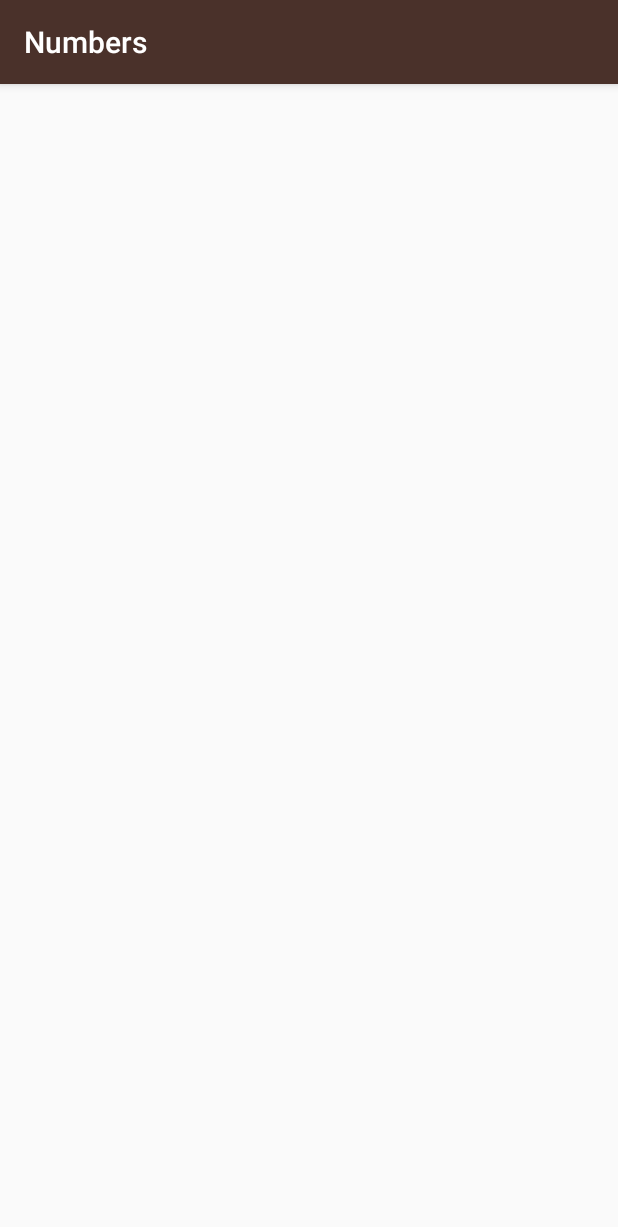
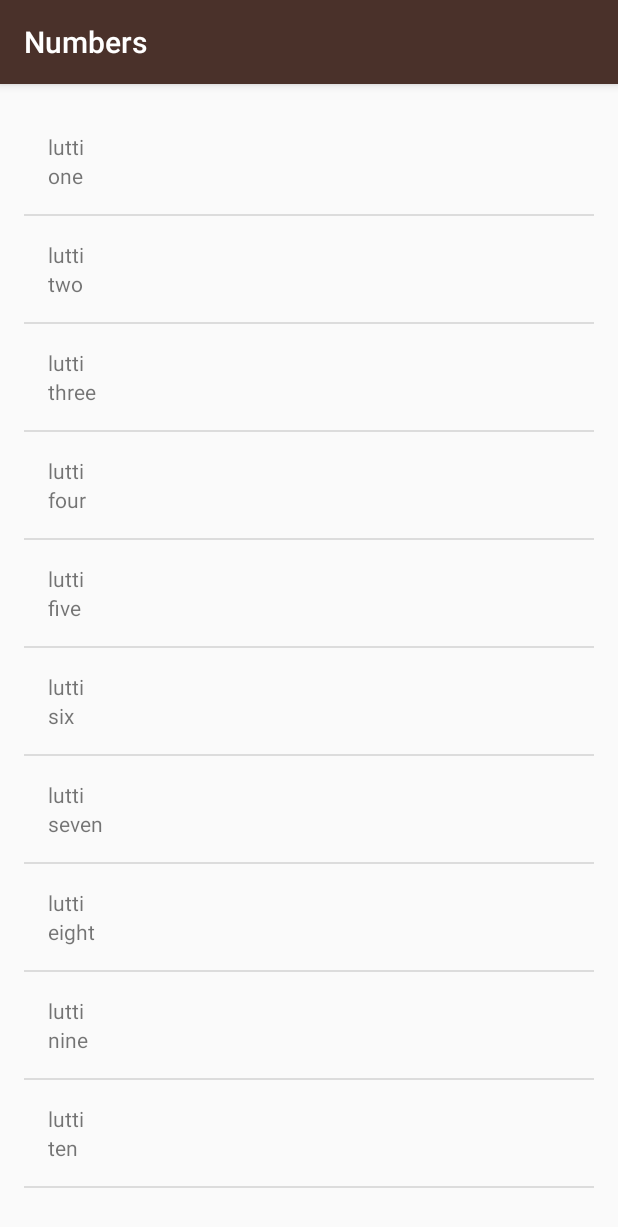
Before and after one commit to khawajafarooq/Miwok, an Android app: the NumbersActivity screen opened directly, with no data from a screen before it, on a phone screen of 412 x 824 dp. Shown: the top 1227 px of the screen. Run offline under Robolectric (Android 15) with nearby library versions, the phone set to English and light mode, and no system bars.

Commit message:
Adding Numbers ListView

```diff
--- a/app/src/main/java/com/xmen/miwok/NumbersActivity.java
+++ b/app/src/main/java/com/xmen/miwok/NumbersActivity.java
@@ -2,6 +2,13 @@ package com.xmen.miwok;
 
 import android.support.v7.app.AppCompatActivity;
 import android.os.Bundle;
+import android.util.Log;
+import android.widget.ArrayAdapter;
+import android.widget.LinearLayout;
+import android.widget.ListView;
+import android.widget.TextView;
+
+import java.util.ArrayList;
 
 public class NumbersActivity extends AppCompatActivity {
 
@@ -9,5 +16,27 @@ public class NumbersActivity extends AppCompatActivity {
     protected void onCreate(Bundle savedInstanceState) {
         super.onCreate(savedInstanceState);
         setContentView(R.layout.activity_numbers);
+
+
+        ArrayList<Word> words = new ArrayList<Word>();
+
+
+        words.add(new Word("one", "lutti"));
+        words.add(new Word("two", "lutti"));
+        words.add(new Word("three", "lutti"));
+        words.add(new Word("four", "lutti"));
+        words.add(new Word("five", "lutti"));
+        words.add(new Word("six", "lutti"));
+        words.add(new Word("seven", "lutti"));
+        words.add(new Word("eight", "lutti"));
+        words.add(new Word("nine", "lutti"));
+        words.add(new Word("ten", "lutti"));
+
+        WordAdapter adapter = new WordAdapter(this, words);
+
+        ListView listView = findViewById(R.id.list);
+
+        listView.setAdapter(adapter);
+
     }
 }
--- /dev/null
+++ b/app/src/main/java/com/xmen/miwok/Word.java
@@ -0,0 +1,21 @@
+package com.xmen.miwok;
+
+public class Word {
+
+    private String mDefaultTranslation;
+    private String mMiwokTranslation;
+
+
+    public Word(String defaultTranslation, String miwokTranslation) {
+        mDefaultTranslation = defaultTranslation;
+        mMiwokTranslation = miwokTranslation;
+    }
+
+    public String getDefaultTranslation() {
+        return mDefaultTranslation;
+    }
+
+    public String getMiwokTranslation() {
+        return mMiwokTranslation;
+    }
+}
--- /dev/null
+++ b/app/src/main/java/com/xmen/miwok/WordAdapter.java
@@ -0,0 +1,44 @@
+package com.xmen.miwok;
+
+import android.content.Context;
+import android.support.annotation.NonNull;
+import android.support.annotation.Nullable;
+import android.view.LayoutInflater;
+import android.view.View;
+import android.view.ViewGroup;
+import android.widget.ArrayAdapter;
+import android.widget.TextView;
+
+import java.util.ArrayList;
+
+public class WordAdapter extends ArrayAdapter<Word> {
+
+    public WordAdapter(Context context, ArrayList<Word> words) {
+        super(context, R.layout.list_item, words);
+    }
+
+    @NonNull
+    @Override
+    public View getView(int position, @Nullable View convertView, @NonNull ViewGroup parent) {
+
+        // Get the data
+        Word word = getItem(position);
+
+        // Checking if existing view is being reused
+        if (convertView == null) {
+
+            // inflat one yourself
+            convertView = LayoutInflater.from(getContext()).inflate(R.layout.list_item, null);
+        }
+
+        // set the data
+
+        TextView defaultTextView = convertView.findViewById(R.id.default_text_view);
+        TextView miwokTextView = convertView.findViewById(R.id.miwok_text_view);
+
+        defaultTextView.setText(word.getDefaultTranslation());
+        miwokTextView.setText(word.getMiwokTranslation());
+
+        return convertView;
+    }
+}
--- a/app/src/main/res/layout/activity_numbers.xml
+++ b/app/src/main/res/layout/activity_numbers.xml
@@ -1,9 +1,12 @@
 <?xml version="1.0" encoding="utf-8"?>
-<android.support.constraint.ConstraintLayout xmlns:android="http://schemas.android.com/apk/res/android"
-    xmlns:app="http://schemas.android.com/apk/res-auto"
+<ListView xmlns:android="http://schemas.android.com/apk/res/android"
     xmlns:tools="http://schemas.android.com/tools"
+    android:id="@+id/list"
+    android:orientation="vertical"
     android:layout_width="match_parent"
     android:layout_height="match_parent"
-    tools:context="com.xmen.miwok.NumbersActivity">
-
-</android.support.constraint.ConstraintLayout>
+    android:paddingBottom="@dimen/activity_vertical_margin"
+    android:paddingLeft="@dimen/activity_horizontal_margin"
+    android:paddingRight="@dimen/activity_horizontal_margin"
+    android:paddingTop="@dimen/activity_vertical_margin"
+    tools:context="com.xmen.miwok.NumbersActivity"/>
--- /dev/null
+++ b/app/src/main/res/layout/list_item.xml
@@ -0,0 +1,19 @@
+<?xml version="1.0" encoding="utf-8"?>
+<LinearLayout xmlns:android="http://schemas.android.com/apk/res/android"
+    xmlns:tools="http://schemas.android.com/tools"
+    android:orientation="vertical"
+    android:layout_width="match_parent"
+    android:layout_height="match_parent"
+    android:padding="16dp">
+    <TextView
+        android:layout_width="match_parent"
+        android:layout_height="wrap_content"
+        android:id="@+id/miwok_text_view"
+        tools:text="lutti"/>
+
+    <TextView
+        android:layout_width="match_parent"
+        android:layout_height="wrap_content"
+        android:id="@+id/default_text_view"
+        tools:text="one"/>
+</LinearLayout>
```
Also changed, not shown: app/src/main/java/com/xmen/miwok/ColorsActivity.java (+31 -0 lines), app/src/main/res/layout/activity_colors.xml (+9 -6 lines).
